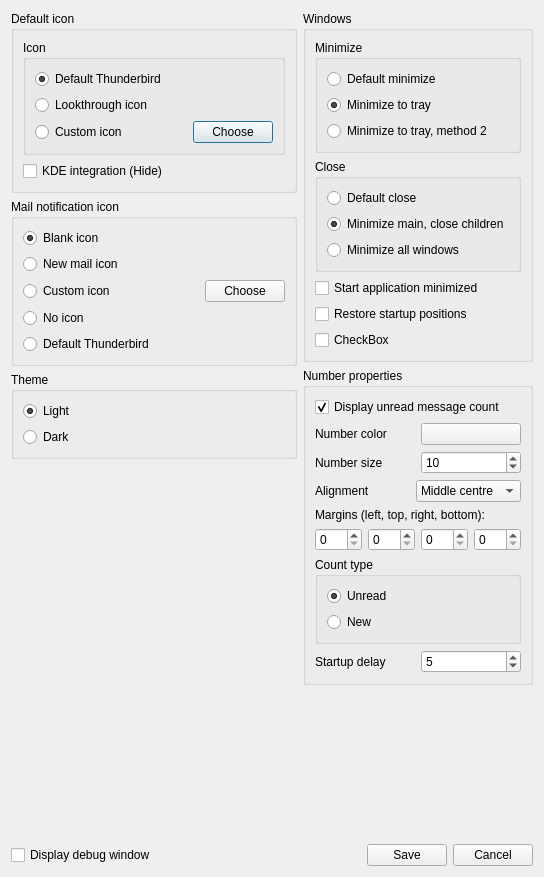
This is app/SysTray-X/SysTray-X-app/preferences.ui in Ximi1970/systray-x as Qt 5 draws it before an edit. The edited form follows.
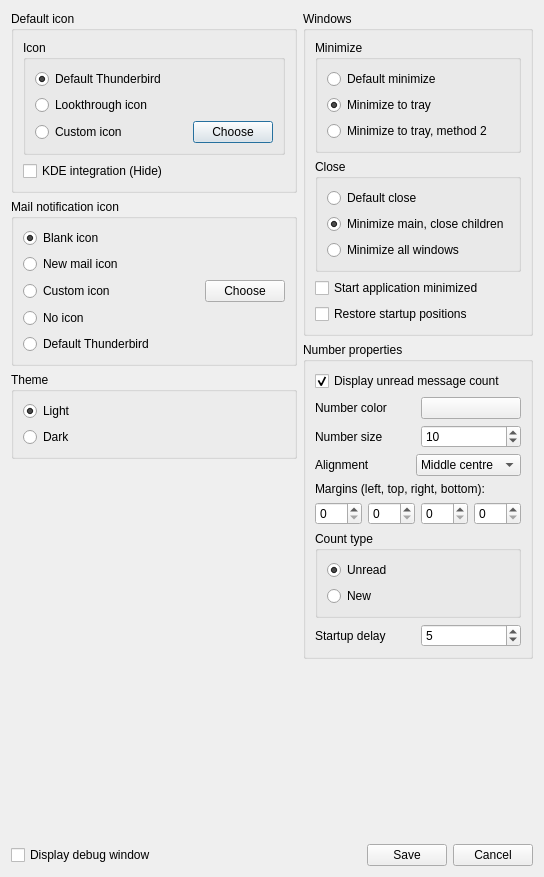
This is the edited form. Icons and pictures are not drawn.

Commit message: Fix preference dialog

Patch:
```diff
--- a/app/SysTray-X/SysTray-X-app/preferences.ui
+++ b/app/SysTray-X/SysTray-X-app/preferences.ui
@@ -444,13 +444,6 @@
               </property>
              </widget>
             </item>
-            <item>
-             <widget class="QCheckBox" name="checkBox">
-              <property name="text">
-               <string>CheckBox</string>
-              </property>
-             </widget>
-            </item>
            </layout>
           </item>
          </layout>
```
Left out of the diff: 6 changed lines with no effect on the pictures. The commit also changes 1 other file.
